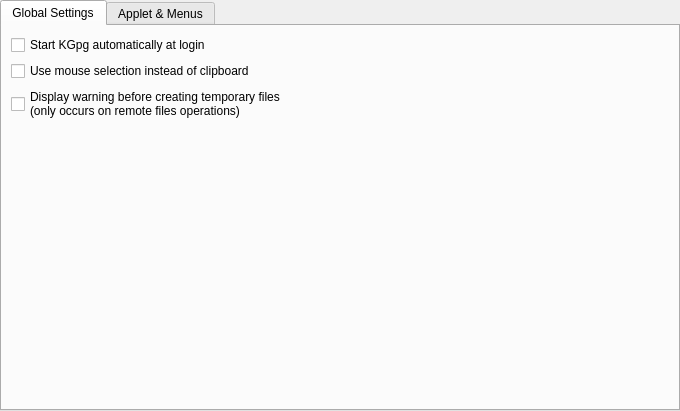
This is conf_misc.ui in KDE/kgpg as Qt 5 draws it before an edit. The edited form follows.
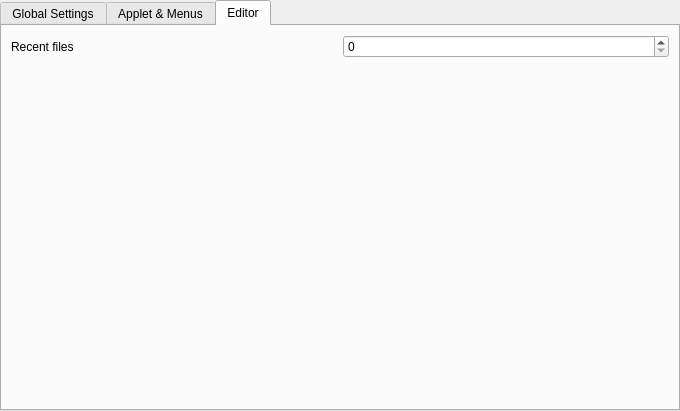
This is the edited form. The open tabs and pages were chosen to show the change. Custom widgets are drawn as their Qt base class.

Commit message:
add list of recently used files to editor
BUG:104848

The edit to the form file:
```diff
--- a/conf_misc.ui
+++ b/conf_misc.ui
@@ -265,7 +265,41 @@
          <property name="orientation" >
           <enum>Qt::Vertical</enum>
          </property>
-         <property name="sizeHint" >
+         <property name="sizeHint" stdset="0">
+          <size>
+           <width>20</width>
+           <height>40</height>
+          </size>
+         </property>
+        </spacer>
+       </item>
+      </layout>
+     </widget>
+     <widget class="QWidget" name="tab_2">
+      <attribute name="title">
+       <string>Editor</string>
+      </attribute>
+      <layout class="QVBoxLayout" name="verticalLayout">
+       <item>
+        <layout class="QHBoxLayout" name="horizontalLayout">
+         <item>
+          <widget class="QLabel" name="label">
+           <property name="text">
+            <string>Recent files</string>
+           </property>
+          </widget>
+         </item>
+         <item>
+          <widget class="QSpinBox" name="kcfg_RecentFiles"/>
+         </item>
+        </layout>
+       </item>
+       <item>
+        <spacer name="verticalSpacer">
+         <property name="orientation">
+          <enum>Qt::Vertical</enum>
+         </property>
+         <property name="sizeHint" stdset="0">
           <size>
            <width>20</width>
            <height>40</height>
```
Left out of the diff: 182 changed lines with no effect on the pictures. The commit also changes 4 other files.
